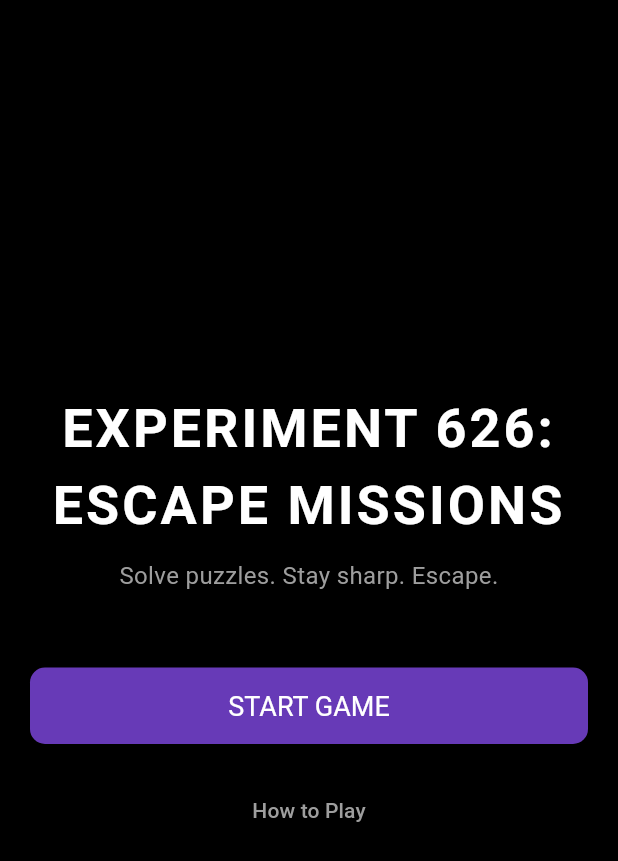
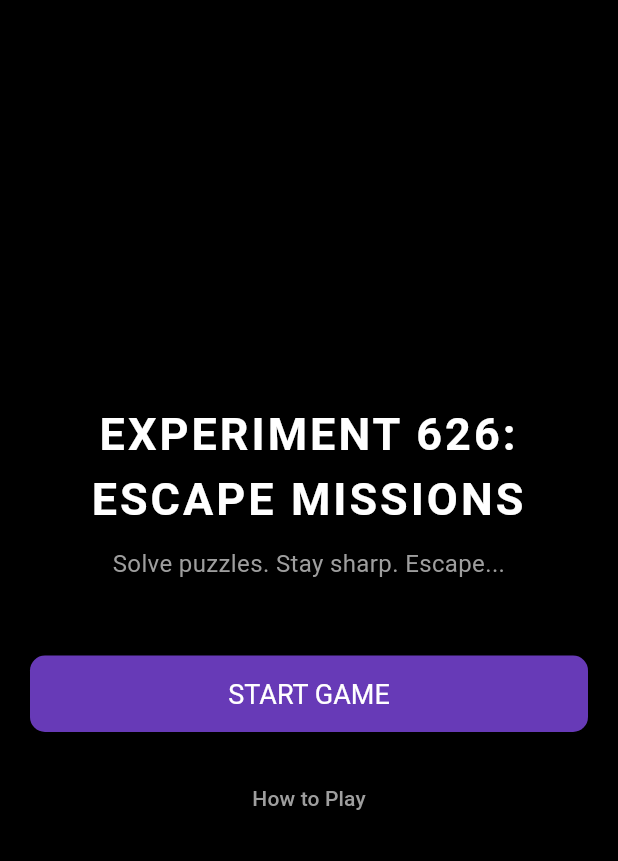
Before and after one commit to nabialavala/escaperoom_project, a Flutter app: the screen it shows after launch, on a phone screen of 412 x 824 dp. Shown: the top 861 px of the screen. Run offline on Flutter 3.47's test engine with Material 3 defaults, Android fonts, the phone set to English and light mode, and no system bars; our stand-ins replace shared_preferences, sqflite; accounts and stored records are empty.

Commit message:
Last touches

```diff
--- a/lib/screens/home_screen.dart
+++ b/lib/screens/home_screen.dart
@@ -52,7 +52,7 @@ class HomeScreen extends StatelessWidget {
                 "EXPERIMENT 626: ESCAPE MISSIONS",
                 textAlign: TextAlign.center,
                 style: TextStyle(
-                  fontSize: 36,
+                  fontSize: 30,
                   fontWeight: FontWeight.bold,
                   color: Colors.white,
                   letterSpacing: 2,
@@ -63,7 +63,7 @@ class HomeScreen extends StatelessWidget {
 
 
               const Text(
-                "Solve puzzles. Stay sharp. Escape.",
+                "Solve puzzles. Stay sharp. Escape...",
                 textAlign: TextAlign.center,
                 style: TextStyle(
                   fontSize: 16,
```
